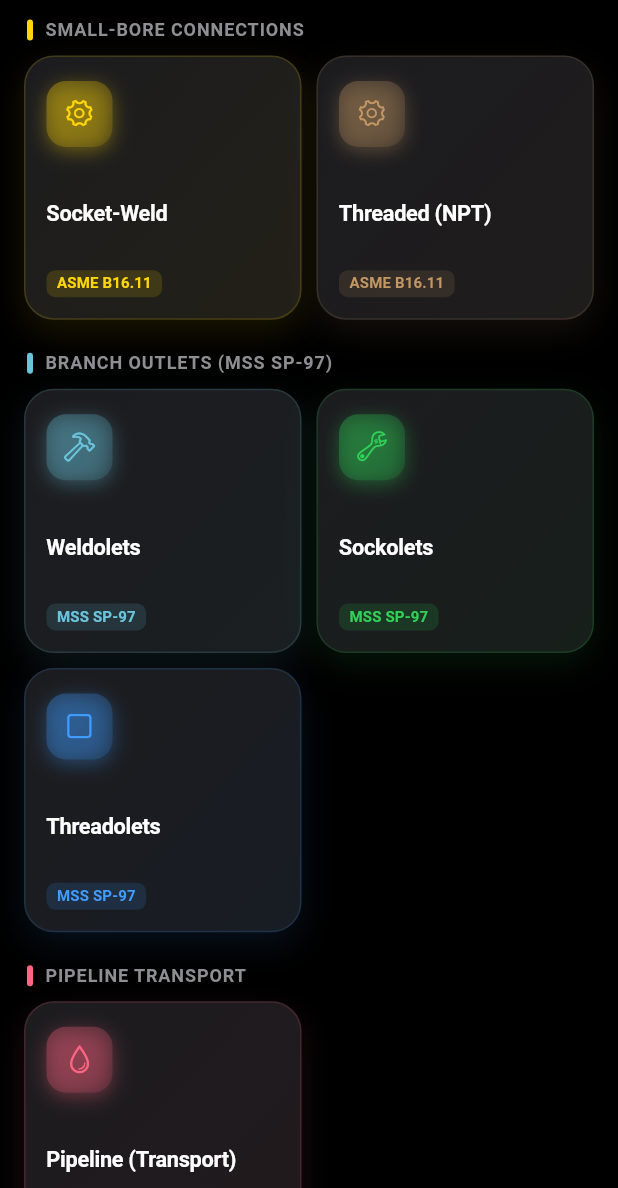
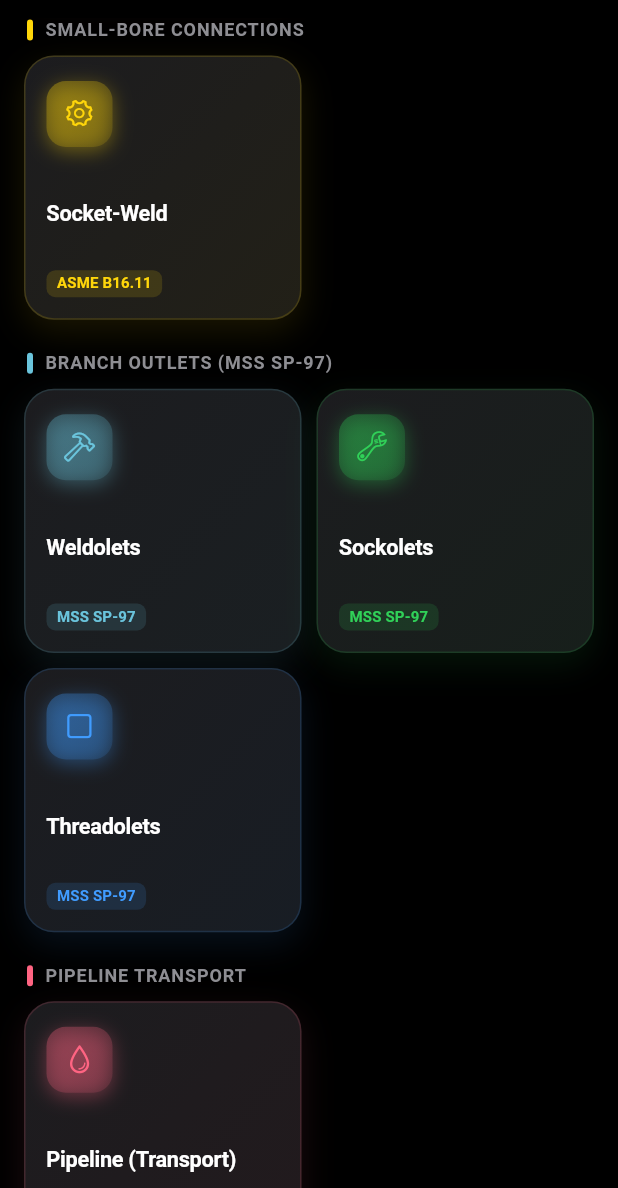
Before and after one commit to mrmahmoudaliyaei-hub/pipedata-app, a Flutter app: the screen it shows after launch, scrolled down 1152 dp, on a phone screen of 412 x 824 dp, the part 48-1236 px from its top. Run offline on Flutter 3.47's test engine with Material 3 defaults, Android fonts, the phone set to English and light mode, and no system bars; our stand-ins replace pdf, printing, shared_preferences.

Commit message:
Remove Threaded (NPT) from the UI; fix gasket bore + recenter cap photo
- category_meta.dart: dropped the Threaded (NPT) CategoryMeta from the
  registry and the 'Small-Bore Connections' group, so it no longer shows
  on the home screen, in search, or anywhere else in the UI. The
  ComponentCategory.threaded enum value, its dataset, and the switch
  cases that reference it are left in place (harmless, just unreachable
  via the UI now) rather than risk a wider removal across every
  exhaustive switch on ComponentCategory for a UI-only request. Also
  dropped the now-fully-unused _brown accent color (was only used by
  this entry).
- assets/images/parts/gasket.png: the inner bore was a flat gray disc
  (the winding's far inner surface, not an actual opening) — repainted
  as a dark radial gradient so it reads as a real through-hole.
- assets/images/parts/cap.png: shifted left within its frame (added
  padding on the right instead of re-centering the crop, so the actual
  pixels are untouched).

```diff
--- a/lib/core/category_meta.dart
+++ b/lib/core/category_meta.dart
@@ -52,7 +52,6 @@ class CategoryRegistry {
   static const _pink = Color(0xFFFF375F);
   static const _red = Color(0xFFFF453A);
   static const _yellow = Color(0xFFFFD60A);
-  static const _brown = Color(0xFFC29764);
   static const _cyan = Color(0xFF6AC4DC);
   static const _green = Color(0xFF30D158);
   static const _skyBlue = Color(0xFF409CFF);
@@ -143,15 +142,6 @@ class CategoryRegistry {
       dataset: () => PipingMasterCatalog.socketWelds,
     ),
     CategoryMeta(
-      category: ComponentCategory.threaded,
-      label: 'Threaded (NPT)',
-      standard: 'ASME B16.11',
-      icon: CupertinoIcons.gear,
-      color: _brown,
-      subOptionKind: SubOptionKind.none,
-      dataset: () => PipingMasterCatalog.threadeds,
-    ),
-    CategoryMeta(
       category: ComponentCategory.weldolet,
       label: 'Weldolets',
       standard: 'MSS SP-97',
@@ -204,7 +194,6 @@ class CategoryRegistry {
     ]),
     CategoryGroup('Small-Bore Connections', _yellow, [
       of(ComponentCategory.socketWeld),
-      of(ComponentCategory.threaded),
     ]),
     CategoryGroup('Branch Outlets (MSS SP-97)', _cyan, [
       of(ComponentCategory.weldolet),
--- a/pubspec.yaml
+++ b/pubspec.yaml
@@ -1,7 +1,7 @@
 name: pipedata_pro
 description: "ASME Industrial Piping Engineering Workstation & Stress Calculator"
 publish_to: "none"
-version: 3.7.0+10
+version: 3.7.1+11
 
 environment:
   sdk: ">=3.0.0 <4.0.0"
```
Also changed, not shown: assets/images/parts/cap.png, assets/images/parts/gasket.png.
